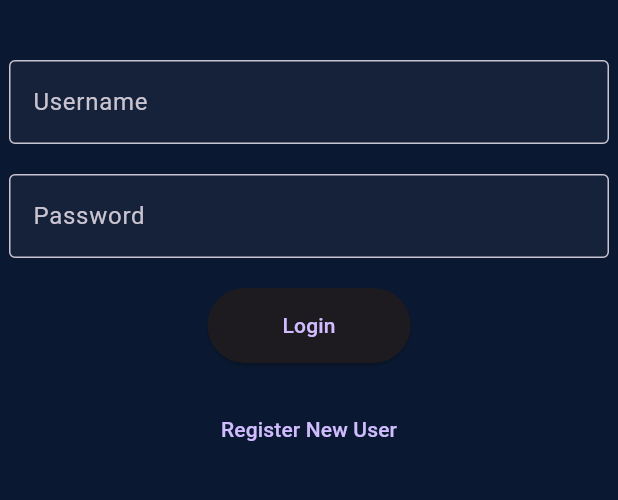
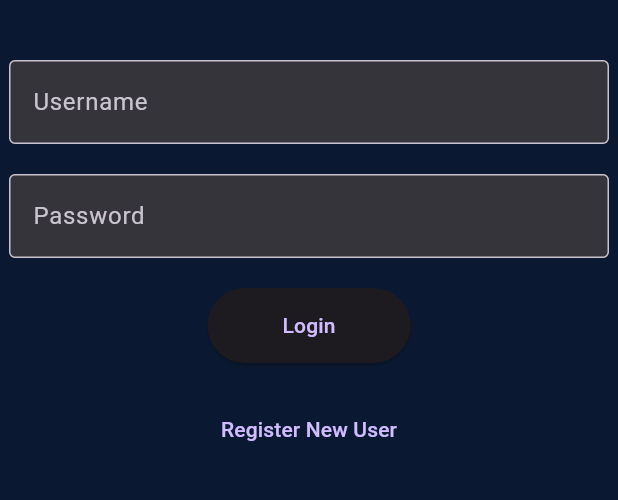
Before and after one commit to guilhermeetll/medical_alarm, a Flutter app: the screen it shows after launch, on a phone screen of 412 x 824 dp, the part 420-920 px from its top. Run offline on Flutter 3.47's test engine with Material 3 defaults, Android fonts, the phone set to English and light mode, and no system bars; our stand-ins replace audioplayers, fl_chart, flutter_secure_storage, socket_io_client.

Commit message:
modo claro funcionando

```diff
--- a/app_frontend/alarm_care_pro/lib/screens/dashboard_screen.dart
+++ b/app_frontend/alarm_care_pro/lib/screens/dashboard_screen.dart
@@ -107,7 +107,6 @@ class DashboardScreen extends StatelessWidget {
 
   Widget _buildPumpsCard() {
     return Card(
-      color: const Color(0xFF16223a),
       child: Padding(
         padding: const EdgeInsets.all(16.0),
         child: Column(
@@ -166,7 +165,6 @@ class DashboardScreen extends StatelessWidget {
 
   Widget _buildVentilatorCard() {
     return Card(
-      color: const Color(0xFF16223a),
       child: Padding(
         padding: const EdgeInsets.all(16.0),
         child: Column(
@@ -215,13 +213,12 @@ class DashboardScreen extends StatelessWidget {
                         return Container(
                           padding: const EdgeInsets.all(12.0),
                           decoration: BoxDecoration(
-                            color: const Color(0xFF2c3e50),
                             borderRadius: BorderRadius.circular(8),
                           ),
                           child: Column(
                             mainAxisAlignment: MainAxisAlignment.center,
                             children: [
-                              const Text('Ventilator Alarm', style: TextStyle(color: Colors.white)),
+                              const Text('Ventilator Alarm'),
                               const SizedBox(height: 8),
                               Text(
                                 hasAlarm ? alarm.id : 'NO ALARMS',
--- a/app_frontend/alarm_care_pro/lib/screens/login_screen.dart
+++ b/app_frontend/alarm_care_pro/lib/screens/login_screen.dart
@@ -40,7 +40,6 @@ class _LoginScreenState extends State<LoginScreen> {
                     labelText: 'Username',
                     border: OutlineInputBorder(),
                     filled: true,
-                    fillColor: Color(0xFF16223a),
                   ),
                   validator: (value) {
                     if (value == null || value.isEmpty) {
@@ -57,7 +56,6 @@ class _LoginScreenState extends State<LoginScreen> {
                     labelText: 'Password',
                     border: OutlineInputBorder(),
                     filled: true,
-                    fillColor: Color(0xFF16223a),
                   ),
                   validator: (value) {
                     if (value == null || value.isEmpty) {
--- a/app_frontend/alarm_care_pro/lib/screens/pumps_screen.dart
+++ b/app_frontend/alarm_care_pro/lib/screens/pumps_screen.dart
@@ -42,7 +42,6 @@ class PumpsScreen extends StatelessWidget {
                   }
 
                   return Card(
-                    color: const Color(0xFF16223a),
                     margin: const EdgeInsets.all(8.0),
                     child: Padding(
                       padding: const EdgeInsets.all(16.0),
```
